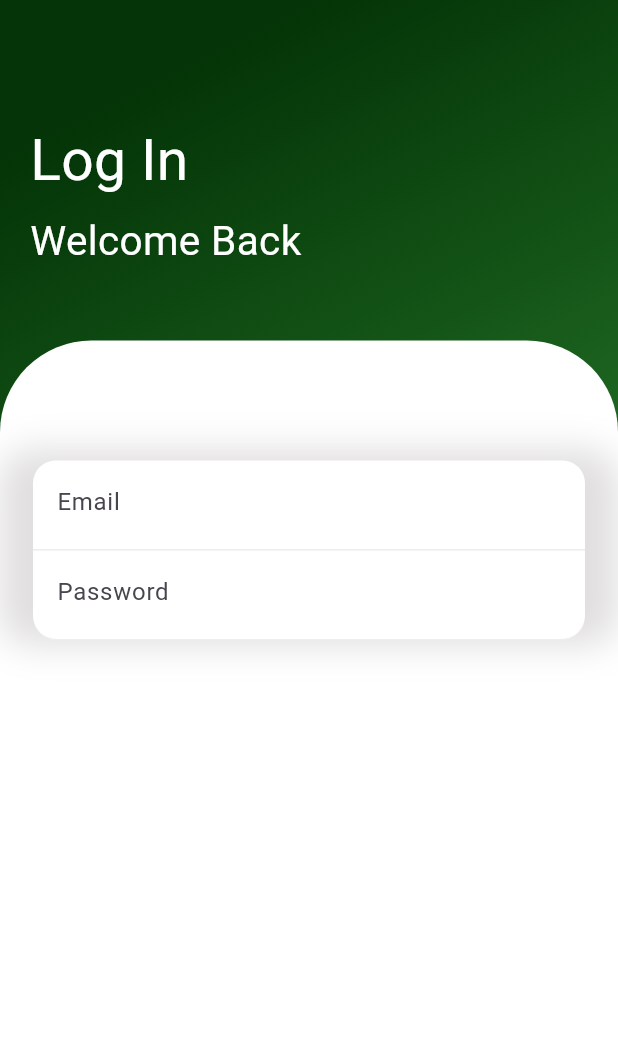
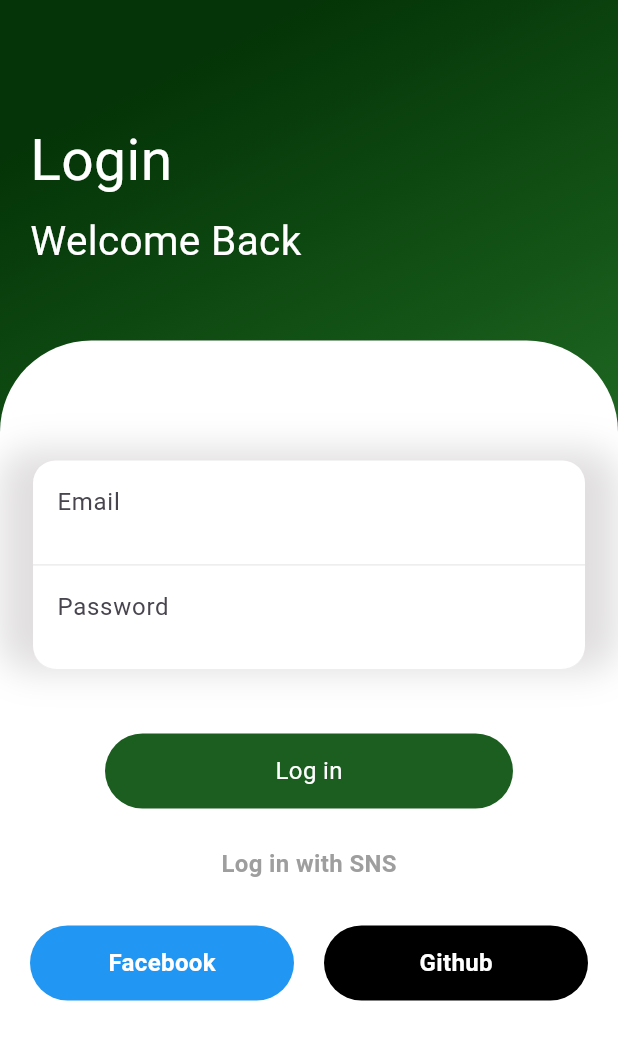
Before and after one commit to Abdusalom-mobile-developer/flutter_practice18, a Flutter app: the screen it shows after launch, on a phone screen of 412 x 824 dp. Shown: the top 1040 px of the screen. Run offline on Flutter 3.47's test engine with Material 3 defaults, Android fonts, the phone set to English and light mode, and no system bars.

Commit message:
Added bottom part of the project.

```diff
--- a/lib/pages/home_page.dart
+++ b/lib/pages/home_page.dart
@@ -1,4 +1,6 @@
+import 'package:flutter/cupertino.dart';
 import 'package:flutter/material.dart';
+import 'package:flutter/widgets.dart';
 
 class HomePage extends StatefulWidget {
   static final String id = "home_page";
@@ -37,7 +39,7 @@ class _HomePageState extends State<HomePage> {
                     height: 80,
                   ),
                   Text(
-                    "Log In",
+                    "Login",
                     style: TextStyle(color: Colors.white, fontSize: 38),
                   ),
                   SizedBox(
@@ -64,9 +66,10 @@ class _HomePageState extends State<HomePage> {
                     SizedBox(
                       height: 80,
                     ),
+                    // Email and Password Part
                     Container(
                       padding: EdgeInsets.only(left: 22, right: 22),
-                      height: 130,
+                      height: 147,
                       decoration: BoxDecoration(
                           borderRadius: BorderRadius.circular(20),
                           boxShadow: [
@@ -82,7 +85,7 @@ class _HomePageState extends State<HomePage> {
                         children: [
                           // Email TextField
                           Container(
-                            height: 60,
+                            height: 70,
                             decoration: BoxDecoration(
                                 borderRadius: BorderRadius.only(
                                     topLeft: Radius.circular(15),
@@ -101,7 +104,7 @@ class _HomePageState extends State<HomePage> {
                           ),
                           // Password TextField
                           Container(
-                            height: 60,
+                            height: 70,
                             decoration: BoxDecoration(
                                 borderRadius: BorderRadius.only(
                                     bottomLeft: Radius.circular(16),
@@ -121,6 +124,89 @@ class _HomePageState extends State<HomePage> {
                           )
                         ],
                       ),
+                    ),
+                    SizedBox(
+                      height: 35,
+                    ),
+                    GestureDetector(
+                      onTap: () {},
+                      child: Container(
+                        margin: EdgeInsets.only(left: 70, right: 70),
+                        width: double.infinity,
+                        height: 50,
+                        decoration: BoxDecoration(
+                            color: Colors.green[900],
+                            borderRadius: BorderRadius.circular(51)),
+                        child: Center(
+                            child: Text(
+                          "Log in",
+                          style: TextStyle(fontSize: 16, color: Colors.white),
+                        )),
+                      ),
+                    ),
+                    SizedBox(
+                      height: 25,
+                    ),
+                    Text(
+                      "Log in with SNS",
+                      style: TextStyle(
+                          fontSize: 16,
+                          fontWeight: FontWeight.bold,
+                          color: Colors.grey),
+                    ),
+                    SizedBox(
+                      height: 30,
+                    ),
+                    Padding(
+                      padding: const EdgeInsets.only(
+                        left: 20,
+                        right: 20,
+                      ),
+                      child: Row(
+                        children: [
+                          Expanded(
+                            child: GestureDetector(
+                              onTap: () {},
+                              child: Container(
+                                height: 50,
+                                decoration: BoxDecoration(
+                                    color: Colors.blue,
+                                    borderRadius: BorderRadius.circular(50)),
+                                child: Center(
+                                  child: Text("Facebook",
+                                      style: TextStyle(
+                                        fontSize: 16,
+                                        fontWeight: FontWeight.bold,
+                                        color: Colors.white,
+                                      )),
+                                ),
+                              ),
+                            ),
+                          ),
+                          SizedBox(
+                            width: 20,
+                          ),
+                          Expanded(
+                            child: GestureDetector(
+                              onTap: () {},
+                              child: Container(
+                                height: 50,
+                                decoration: BoxDecoration(
+                                    color: Colors.black,
+                                    borderRadius: BorderRadius.circular(50)),
+                                child: Center(
+                                  child: Text("Github",
+                                      style: TextStyle(
+                                        fontSize: 16,
+                                        fontWeight: FontWeight.bold,
+                                        color: Colors.white,
+                                      )),
+                                ),
+                              ),
+                            ),
+                          )
+                        ],
+                      ),
                     )
                   ],
                 ),
```
